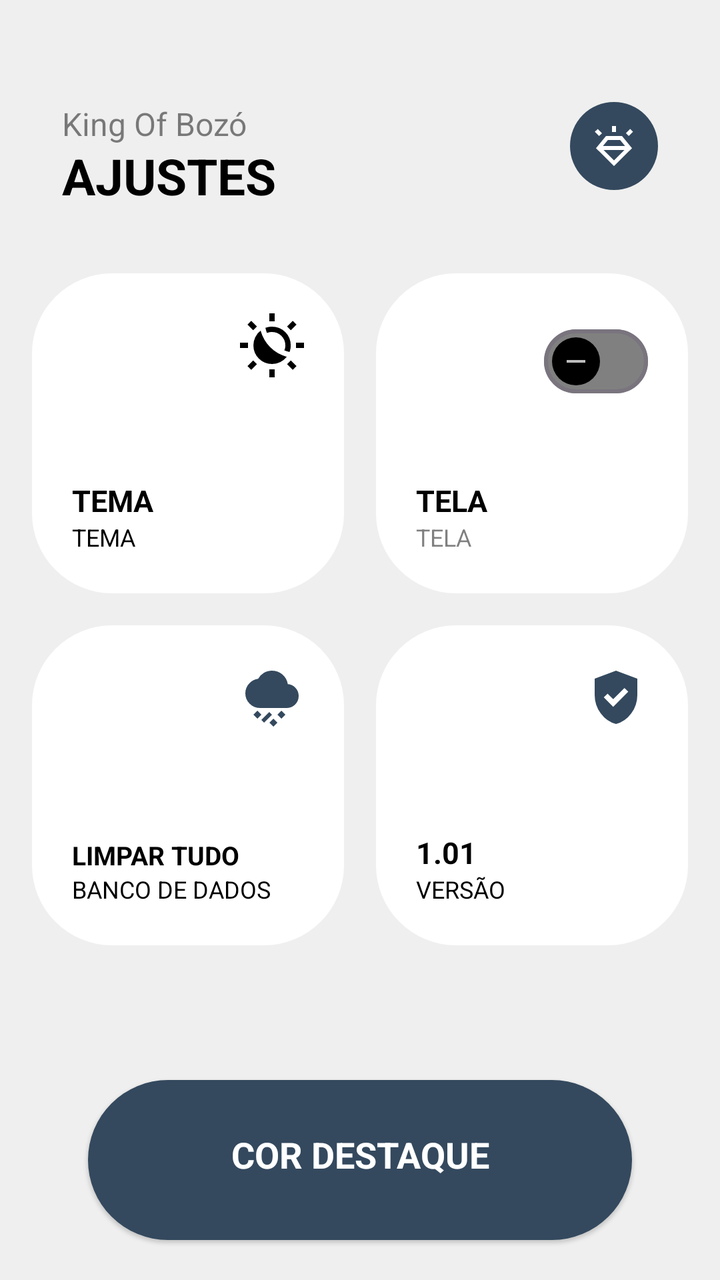
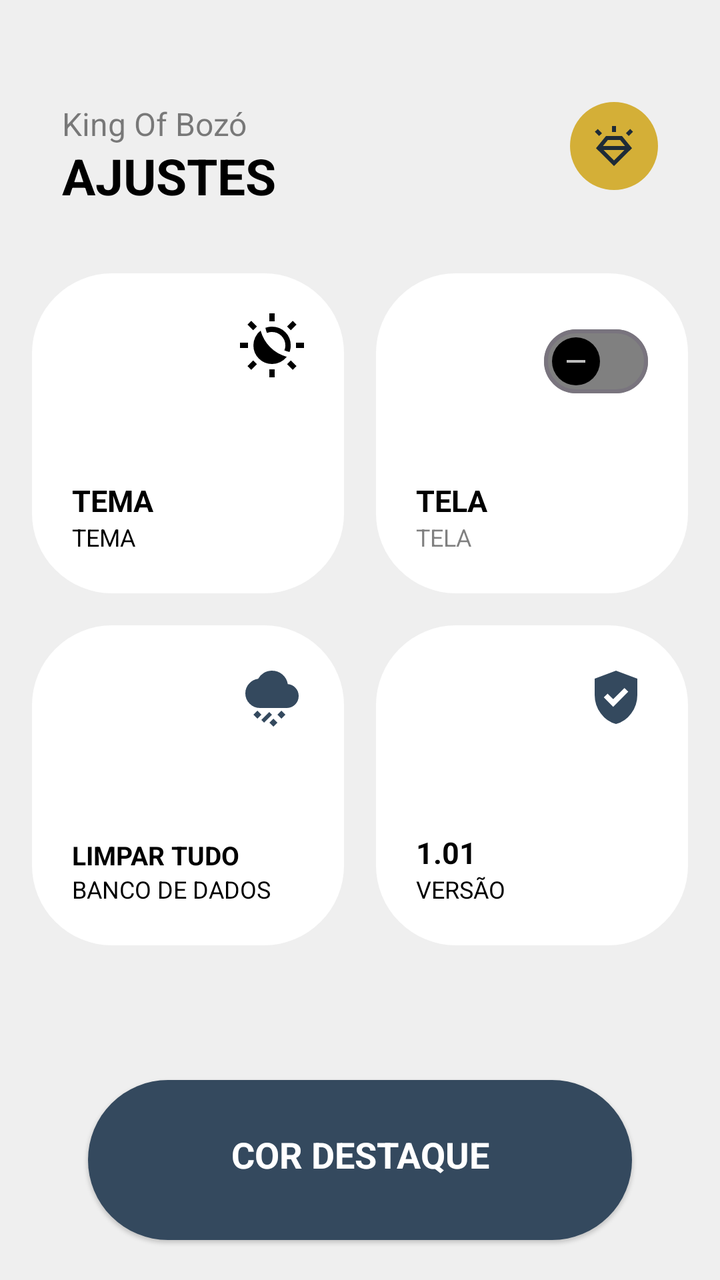

Before-and-after screenshots of an Android layout around one commit, followed by the original layout XML and the change that was made.
<!-- AndroidManifest.xml: application theme Base.Theme.KingOfBozo.Standard -->
<!-- res/layout/fragment_settings.xml -->
<?xml version="1.0" encoding="utf-8"?>
<androidx.constraintlayout.widget.ConstraintLayout xmlns:android="http://schemas.android.com/apk/res/android"
    xmlns:app="http://schemas.android.com/apk/res-auto"
    xmlns:tools="http://schemas.android.com/tools"
    android:layout_width="match_parent"
    android:layout_height="match_parent"
    android:backgroundTint="?attr/customBackground"
    android:background="?attr/customBackground"
    android:padding="16dp">

    <FrameLayout
        android:id="@+id/text_ajustes_title"
        android:layout_width="match_parent"
        android:layout_height="wrap_content"
        android:paddingHorizontal="15dp"
        android:paddingTop="5dp"
        android:layout_marginTop="20dp"
        app:layout_constraintStart_toStartOf="parent"
        app:layout_constraintTop_toTopOf="parent"
        tools:ignore="MissingConstraints">

        <TextView
            android:id="@+id/text_app_title"
            android:layout_width="wrap_content"
            android:layout_height="wrap_content"
            android:layout_marginTop="10dp"
            android:alpha="0.5"
            android:text="@string/king_of_boz"
            android:textColor="?attr/textFillColor"
            android:textSize="16sp" />

        <TextView
            android:id="@+id/text_title_jogadores"
            android:layout_width="wrap_content"
            android:layout_height="wrap_content"
            android:layout_marginTop="30dp"
            android:text="AJUSTES"
            android:textColor="?attr/textFillColor"
            android:textSize="25sp"
            android:textStyle="bold" />

        <ImageView
            android:id="@+id/button_premium_settings"
            android:layout_width="44dp"
            android:layout_height="44dp"
            android:layout_gravity="end|top"
            android:layout_marginTop="10dp"
            android:background="@drawable/background_circle"
            android:backgroundTint="?attr/colorPrimary"
            android:padding="10dp"
            android:src="@drawable/ic_diamond_shine"
            app:tint="?attr/customTextBackground"
            android:clickable="true"
            android:focusable="true"
            tools:ignore="ContentDescription" />

    </FrameLayout>

    
    <androidx.constraintlayout.widget.ConstraintLayout
        android:id="@+id/card_tema"
        android:layout_width="0dp"
        android:layout_height="160dp"
        android:background="@drawable/background_settings_card"
        android:backgroundTint="?attr/cardBackgroundColor"
        android:padding="20dp"
        android:layout_marginTop="32dp"
        android:layout_marginEnd="8dp"
        app:layout_constraintEnd_toStartOf="@+id/card_tela"
        app:layout_constraintHorizontal_bias="0.5"
        app:layout_constraintStart_toStartOf="parent"
        app:layout_constraintTop_toBottomOf="@id/text_ajustes_title">

        <ImageView
            android:id="@+id/icon_mode"
            android:layout_width="32dp"
            android:layout_height="32dp"
            android:src="@drawable/ic_system_mode"
            app:layout_constraintEnd_toEndOf="parent"
            app:layout_constraintTop_toTopOf="parent"
            app:tint="?attr/textFillColor" />

        <TextView
            android:id="@+id/info_mode"
            android:layout_width="wrap_content"
            android:layout_height="wrap_content"
            android:text="TEMA"
            android:textColor="?attr/textFillColor"
            android:textSize="15dp"
            android:textStyle="bold"
            app:layout_constraintBottom_toTopOf="@id/text_mode"
            app:layout_constraintStart_toStartOf="parent" />

        <TextView
            android:id="@+id/text_mode"
            android:layout_width="wrap_content"
            android:layout_height="wrap_content"
            android:text="TEMA"
            android:textColor="?attr/textFillColor"
            android:textSize="12dp"
            app:layout_constraintBottom_toBottomOf="parent"
            app:layout_constraintStart_toStartOf="parent" />

    </androidx.constraintlayout.widget.ConstraintLayout>

    
    <androidx.constraintlayout.widget.ConstraintLayout
        android:id="@+id/card_tela"
        android:layout_width="0dp"
        android:layout_height="160dp"
        android:layout_marginTop="32dp"
        android:layout_marginStart="8dp"
        android:background="@drawable/background_settings_card"
        android:backgroundTint="?attr/cardBackgroundColor"
        android:padding="20dp"
        app:layout_constraintEnd_toEndOf="parent"
        app:layout_constraintHorizontal_bias="0.5"
        app:layout_constraintStart_toEndOf="@+id/card_tema"
        app:layout_constraintTop_toBottomOf="@+id/text_ajustes_title"
        tools:ignore="MissingConstraints">

        <com.google.android.material.materialswitch.MaterialSwitch
            android:id="@+id/switch_keep_screen_on"
            style="@style/Widget.App.MaterialSwitch"
            android:layout_width="wrap_content"
            android:layout_height="wrap_content"
            android:checked="false"
            app:layout_constraintEnd_toEndOf="parent"
            app:layout_constraintTop_toTopOf="parent" />

        <TextView
            android:id="@+id/text_tela_desc"
            android:layout_width="wrap_content"
            android:layout_height="wrap_content"
            android:text="TELA"
            android:textColor="?attr/textFillColor"
            android:textSize="15dp"
            android:textStyle="bold"
            app:layout_constraintBottom_toTopOf="@id/text_tela_title"
            app:layout_constraintStart_toStartOf="parent" />

        <TextView
            android:id="@+id/text_tela_title"
            android:layout_width="wrap_content"
            android:layout_height="wrap_content"
            android:alpha="0.5"
            android:text="TELA"
            android:textColor="?attr/textFillColor"
            android:textSize="12dp"
            app:layout_constraintBottom_toBottomOf="parent"
            app:layout_constraintStart_toStartOf="parent" />

    </androidx.constraintlayout.widget.ConstraintLayout>

    
    <androidx.constraintlayout.widget.ConstraintLayout
        android:id="@+id/card_reset"
        android:layout_width="0dp"
        android:layout_height="160dp"
        android:background="@drawable/background_settings_card"
        android:backgroundTint="?attr/cardBackgroundColor"
        android:padding="20dp"
        android:layout_marginTop="16dp"
        android:layout_marginEnd="8dp"
        app:layout_constraintEnd_toStartOf="@+id/card_versao"
        app:layout_constraintHorizontal_bias="0.5"
        app:layout_constraintStart_toStartOf="parent"
        app:layout_constraintTop_toBottomOf="@id/card_tema">

        <ImageView
            android:layout_width="32dp"
            android:layout_height="32dp"
            android:src="@drawable/ic_limpar_dados"
            app:layout_constraintEnd_toEndOf="parent"
            app:layout_constraintTop_toTopOf="parent"
            app:tint="?attr/colorPrimary" />

        <TextView
            android:id="@+id/text_reset_title"
            android:layout_width="wrap_content"
            android:layout_height="wrap_content"
            android:text="LIMPAR TUDO"
            android:textColor="?attr/textFillColor"
            android:textSize="13sp"
            android:textStyle="bold"
            app:layout_constraintBottom_toTopOf="@id/text_reset_desc"
            app:layout_constraintStart_toStartOf="parent" />

        <TextView
            android:id="@+id/text_reset_desc"
            android:layout_width="wrap_content"
            android:layout_height="wrap_content"
            android:text="BANCO DE DADOS"
            android:textColor="?attr/textFillColor"
            android:textSize="12dp"
            app:layout_constraintBottom_toBottomOf="parent"
            app:layout_constraintStart_toStartOf="parent" />

    </androidx.constraintlayout.widget.ConstraintLayout>

    
    <androidx.constraintlayout.widget.ConstraintLayout
        android:id="@+id/card_versao"
        android:layout_width="0dp"
        android:layout_height="160dp"
        android:background="@drawable/background_settings_card"
        android:backgroundTint="?attr/cardBackgroundColor"
        android:padding="20dp"
        android:layout_marginStart="8dp"
        android:layout_marginTop="16dp"
        app:layout_constraintEnd_toEndOf="parent"
        app:layout_constraintHorizontal_bias="0.5"
        app:layout_constraintStart_toEndOf="@+id/card_reset"
        app:layout_constraintTop_toBottomOf="@+id/card_tela">

        <ImageView
            android:layout_width="32dp"
            android:layout_height="32dp"
            android:src="@drawable/ic_version"
            app:layout_constraintEnd_toEndOf="parent"
            app:layout_constraintTop_toTopOf="parent"
            app:tint="?attr/colorPrimary" />

        <TextView
            android:id="@+id/text_versao_num"
            android:layout_width="wrap_content"
            android:layout_height="wrap_content"
            android:text="1.01"
            android:textColor="?attr/textFillColor"
            android:textSize="15dp"
            android:textStyle="bold"
            app:layout_constraintBottom_toTopOf="@+id/text_versao_title"
            app:layout_constraintStart_toStartOf="parent" />


        <TextView
            android:id="@+id/text_versao_title"
            android:layout_width="wrap_content"
            android:layout_height="wrap_content"
            android:text="VERSÃO"
            android:textColor="?attr/textFillColor"
            android:textSize="12dp"
            app:layout_constraintBottom_toBottomOf="parent"
            app:layout_constraintStart_toStartOf="parent" />

    </androidx.constraintlayout.widget.ConstraintLayout>


    <TextView
        android:id="@+id/card_cor"
        android:layout_width="match_parent"
        android:layout_height="80dp"
        android:layout_marginHorizontal="28dp"
        android:layout_marginBottom="4dp"
        android:background="@drawable/background_card_btn_repouso_destaque_menu"
        android:backgroundTint="?attr/colorPrimary"
        android:elevation="1dp"
        android:gravity="top|center"
        android:paddingTop="25dp"
        android:text="COR DESTAQUE"
        android:textColor="?attr/customTextBackground"
        android:textSize="18sp"
        android:textStyle="bold"
        android:visibility="visible"
        app:layout_constraintBottom_toBottomOf="parent"
        app:layout_constraintEnd_toEndOf="parent"
        app:layout_constraintStart_toStartOf="parent" />

</androidx.constraintlayout.widget.ConstraintLayout>
<!-- resources referenced by this layout -->
<resources>
  <!-- drawable background_card_btn_repouso_destaque_menu (drawable) -->
  <shape xmlns:android="http://schemas.android.com/apk/res/android"
      android:shape="rectangle">
      <solid android:color="@color/fundo_light" />
      <corners
          android:topLeftRadius="40dp"
          android:topRightRadius="40dp"
          android:bottomLeftRadius="40dp"
          android:bottomRightRadius="40dp" />
  </shape>
  <!-- drawable background_circle (drawable) -->
  <?xml version="1.0" encoding="utf-8"?>
  <shape xmlns:android="http://schemas.android.com/apk/res/android"
      android:shape="oval">
      <solid android:color="@color/fundo_light" />
  </shape>
  <!-- drawable background_settings_card (drawable) -->
  <?xml version="1.0" encoding="utf-8"?>
  <shape xmlns:android="http://schemas.android.com/apk/res/android"
      android:shape="rectangle">
      <corners android:radius="40dp" />
      <solid android:color="@color/card_dark" />
  </shape>
  <!-- drawable ic_version (drawable) -->
  <vector xmlns:android="http://schemas.android.com/apk/res/android"
      android:width="24dp"
      android:height="24dp"
      android:viewportWidth="960"
      android:viewportHeight="960"
      android:tint="?attr/colorControlNormal">
    <path
        android:fillColor="@android:color/white"
        android:pathData="M438,622L664,396L607,339L438,508L354,424L297,481L438,622ZM480,880Q341,845 250.5,720.5Q160,596 160,444L160,200L480,80L800,200L800,444Q800,596 709.5,720.5Q619,845 480,880Z"/>
  </vector>
  <string name="king_of_boz">King Of Bozó</string>
  <style name="Widget.App.MaterialSwitch" parent="Widget.Material3.CompoundButton.MaterialSwitch">
          <item name="thumbIcon">@drawable/switch_thumb_icon_selector</item>
          <item name="thumbIconTint">@color/switch_thumb_icon_tint_selector</item>
          <item name="thumbTint">@color/switch_thumb_tint_selector</item>
          <item name="trackTint">@color/switch_track_tint_selector</item>
          <item name="trackDecorationTint">@null</item>
      </style>
  <color name="fundo_light">#EFEFEF</color>
  <color name="card_dark">#313131</color>
  <!-- drawable switch_thumb_icon_selector (drawable) -->
  <?xml version="1.0" encoding="utf-8"?>
  <selector xmlns:android="http://schemas.android.com/apk/res/android">
      <item android:drawable="@drawable/ic_switch_check" android:state_checked="true" />
      <item android:drawable="@drawable/ic_switch_minus" android:state_checked="false" />
  </selector>
  <color name="padrao">#34495e</color>
  <color name="text_dark">#000000</color>
  <color name="text_light">#FFFFFF</color>
  <color name="icon_dark">#000000</color>
  <color name="icon_light">#FFFFFF</color>
  <color name="card_light">#FFFFFF</color>
  <!-- drawable ic_switch_check (drawable) -->
  <vector xmlns:android="http://schemas.android.com/apk/res/android"
      android:width="24dp"
      android:height="24dp"
      android:viewportWidth="24"
      android:viewportHeight="24">
      <path
          android:fillColor="@android:color/white"
          android:pathData="M9,16.17L4.83,12l-1.42,1.41L9,19 21,7l-1.41,-1.41z"/>
  </vector>
  <!-- drawable ic_switch_minus (drawable) -->
  <vector xmlns:android="http://schemas.android.com/apk/res/android"
      android:width="24dp"
      android:height="24dp"
      android:viewportWidth="24"
      android:viewportHeight="24">
      <path
          android:fillColor="@android:color/white"
          android:pathData="M19,13H5V11H19V13Z"/>
  </vector>
  <!-- unchanged entries left out for length: 5 -->
</resources>

<!-- the commit's change to res/layout/fragment_settings.xml (unified diff, before → after) -->
@@ -46,10 +46,10 @@
             android:layout_gravity="end|top"
             android:layout_marginTop="10dp"
             android:background="@drawable/background_circle"
-            android:backgroundTint="?attr/colorPrimary"
+            android:backgroundTint="@color/premium"
             android:padding="10dp"
             android:src="@drawable/ic_diamond_shine"
-            app:tint="?attr/customTextBackground"
+            app:tint="@color/padrao_dark"
             android:clickable="true"
             android:focusable="true"
             tools:ignore="ContentDescription" />
<!-- resource entries referenced after the edit -->
@@ -1,5 +1,7 @@
 <!-- resources referenced by this layout -->
 <resources>
+  <color name="padrao_dark">#1E2B37</color>
+  <color name="premium">#D4AF37</color>
   <!-- drawable background_card_btn_repouso_destaque_menu (drawable) -->
   <shape xmlns:android="http://schemas.android.com/apk/res/android"
       android:shape="rectangle">
